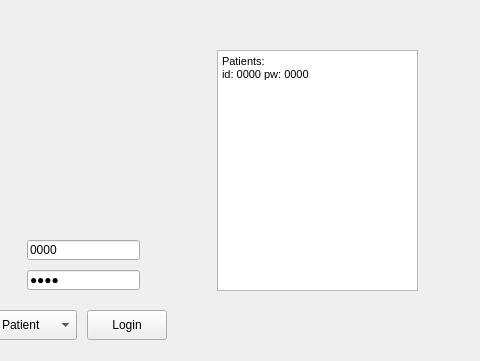
Above: UI/ui_main_window.ui from nilsgehlin/team-dft before the change; both pictures show x 283 to 763 and y 0 to 361 of the 763 by 639 pixel window. Below: the same form after it.
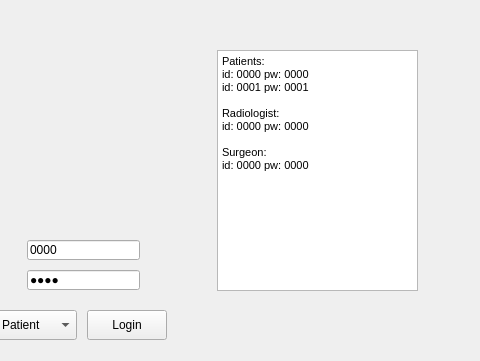
That is the form after the change.

Commit message: Visuals integrated for the radiologist

```diff
--- a/UI/ui_main_window.ui
+++ b/UI/ui_main_window.ui
@@ -136,6 +136,13 @@
 p, li { white-space: pre-wrap; }
 &lt;/style&gt;&lt;/head&gt;&lt;body style=&quot; font-family:'MS Shell Dlg 2'; font-size:8.25pt; font-weight:400; font-style:normal;&quot;&gt;
 &lt;p style=&quot; margin-top:0px; margin-bottom:0px; margin-left:0px; margin-right:0px; -qt-block-indent:0; text-indent:0px;&quot;&gt;Patients:&lt;/p&gt;
+&lt;p style=&quot; margin-top:0px; margin-bottom:0px; margin-left:0px; margin-right:0px; -qt-block-indent:0; text-indent:0px;&quot;&gt;id: 0000 pw: 0000&lt;/p&gt;
+&lt;p style=&quot; margin-top:0px; margin-bottom:0px; margin-left:0px; margin-right:0px; -qt-block-indent:0; text-indent:0px;&quot;&gt;id: 0001 pw: 0001&lt;/p&gt;
+&lt;p style=&quot;-qt-paragraph-type:empty; margin-top:0px; margin-bottom:0px; margin-left:0px; margin-right:0px; -qt-block-indent:0; text-indent:0px;&quot;&gt;&lt;br /&gt;&lt;/p&gt;
+&lt;p style=&quot; margin-top:0px; margin-bottom:0px; margin-left:0px; margin-right:0px; -qt-block-indent:0; text-indent:0px;&quot;&gt;Radiologist:&lt;/p&gt;
+&lt;p style=&quot; margin-top:0px; margin-bottom:0px; margin-left:0px; margin-right:0px; -qt-block-indent:0; text-indent:0px;&quot;&gt;id: 0000 pw: 0000&lt;/p&gt;
+&lt;p style=&quot;-qt-paragraph-type:empty; margin-top:0px; margin-bottom:0px; margin-left:0px; margin-right:0px; -qt-block-indent:0; text-indent:0px;&quot;&gt;&lt;br /&gt;&lt;/p&gt;
+&lt;p style=&quot; margin-top:0px; margin-bottom:0px; margin-left:0px; margin-right:0px; -qt-block-indent:0; text-indent:0px;&quot;&gt;Surgeon:&lt;/p&gt;
 &lt;p style=&quot; margin-top:0px; margin-bottom:0px; margin-left:0px; margin-right:0px; -qt-block-indent:0; text-indent:0px;&quot;&gt;id: 0000 pw: 0000&lt;/p&gt;&lt;/body&gt;&lt;/html&gt;</string>
       </property>
      </widget>
```
Left out of the diff: 2 changed lines with no effect on the pictures. The commit also changes 7 other files.
